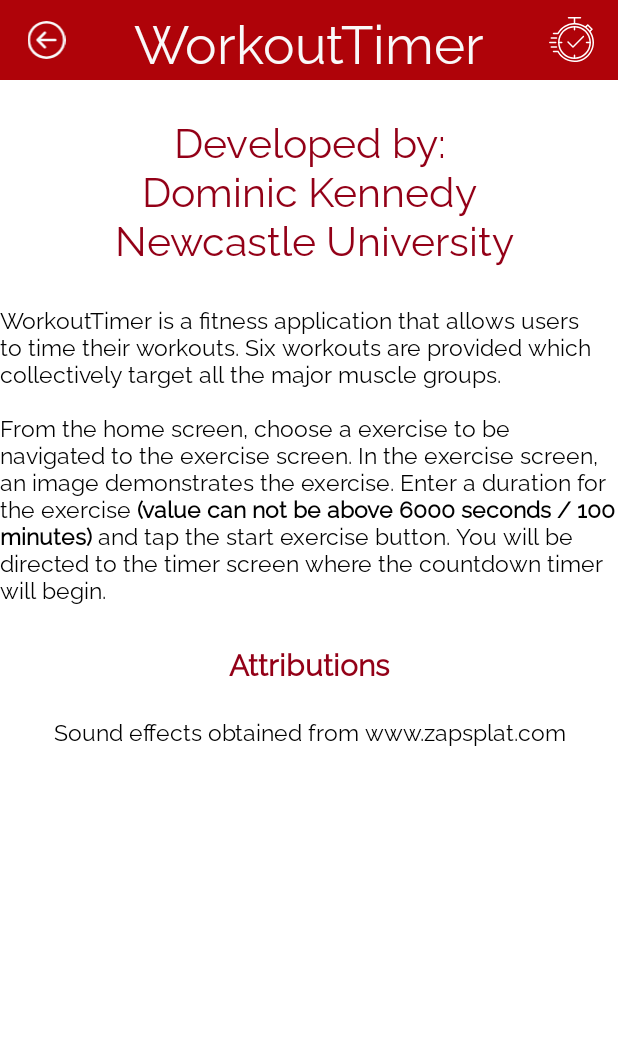
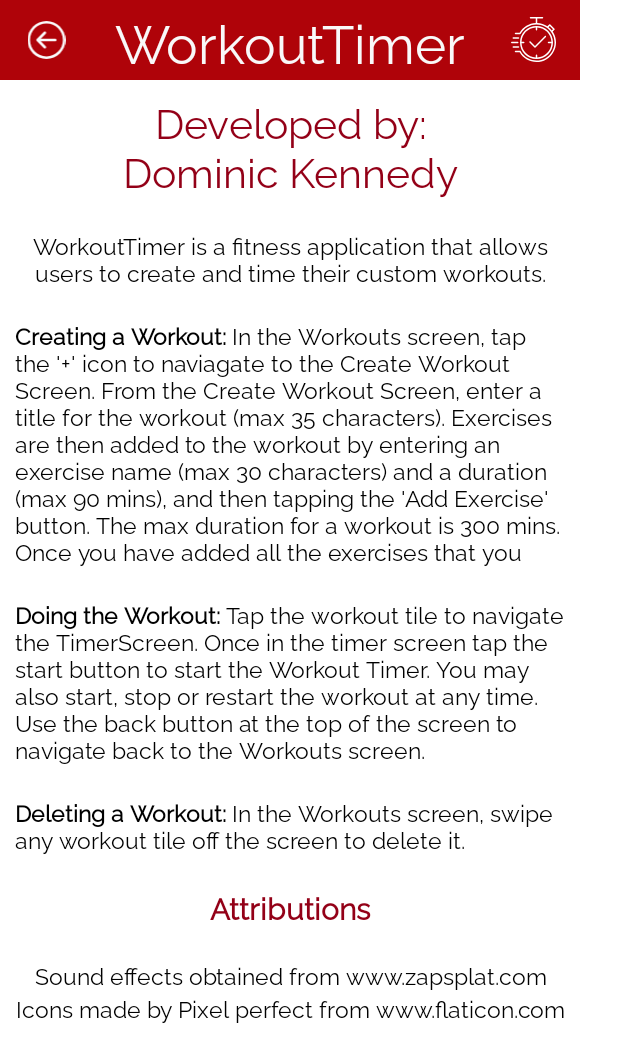
Before and after one commit to D-Kennedy98/WorkoutTimer, an Android app: the InformationActivity screen opened directly, with no data from a screen before it, on a phone screen of 412 x 824 dp. Shown: the top 1062 px of the screen. Run offline under Robolectric (Android 15) with nearby library versions, the phone set to English and light mode, and no system bars.

Commit message:
UI complete.

```diff
--- a/app/src/main/java/com/dk/workouttimer/activities/CreateWorkoutActivity.java
+++ b/app/src/main/java/com/dk/workouttimer/activities/CreateWorkoutActivity.java
@@ -106,12 +106,11 @@
      * Set up UI views.
      */
     private void setUpViews() {
-        mWorkoutTitleInput = findViewById(R.id.workout_title_input);
-        mNameInput = findViewById(R.id.name_input);
         mExercisesCountTxt = findViewById(R.id.exercises_count_txt);
         mDurationCountTxt = findViewById(R.id.duration_count_txt);
         mDurationInputTxt = findViewById(R.id.duration_input_txt);
-
+        mNameInput = findViewById(R.id.name_input);
+        mWorkoutTitleInput = findViewById(R.id.workout_title_input);
     }
 
     /**
--- a/app/src/main/res/drawable/black_border_vertical.xml
+++ b/app/src/main/res/drawable/grey_border_vertical.xml
@@ -2,7 +2,7 @@
 <layer-list xmlns:android="http://schemas.android.com/apk/res/android">
     <item android:left="-3dp" android:right="-3dp">
         <shape android:shape="rectangle">
-            <stroke android:width="1.5dp" android:color="@color/black" />
+            <stroke android:width="1dp" android:color="@color/grey" />
         </shape>
     </item>
 </layer-list>
--- a/app/src/main/res/layout/activity_information.xml
+++ b/app/src/main/res/layout/activity_information.xml
@@ -6,19 +6,16 @@
     android:fillViewport="true"
     android:orientation="vertical">
 
-    <androidx.constraintlayout.widget.ConstraintLayout
-        android:id="@+id/constraint_layout"
-        android:layout_width="match_parent"
-        android:layout_height="wrap_content">
+    <LinearLayout
+        android:layout_width="wrap_content"
+        android:layout_height="wrap_content"
+        android:orientation="vertical">
 
         <RelativeLayout
             android:id="@+id/header"
             android:layout_width="match_parent"
             android:layout_height="53dp"
-            android:background="@color/colorPrimary"
-            app:layout_constraintEnd_toEndOf="parent"
-            app:layout_constraintStart_toStartOf="parent"
-            app:layout_constraintTop_toTopOf="parent">
+            android:background="@color/colorPrimary">
 
             <ImageView
                 android:id="@+id/back_btn"
@@ -55,10 +52,9 @@
             android:id="@+id/info_dk"
             android:layout_width="match_parent"
             android:layout_height="wrap_content"
-            android:layout_alignParentBottom="true"
-            android:layout_marginTop="20dp"
+            android:layout_marginTop="7dp"
             android:gravity="center"
-            android:lines="3"
+            android:lines="2"
             android:text="@string/dk_info"
             android:textColor="@color/colorPrimaryDark"
             android:textSize="27sp"
@@ -67,60 +63,79 @@
             app:layout_constraintTop_toBottomOf="@+id/header" />
 
         <TextView
-            android:id="@+id/user_manual"
+            android:id="@+id/user_manual_txt"
             android:layout_width="match_parent"
             android:layout_height="wrap_content"
-            android:layout_marginTop="24dp"
-            android:text="@string/user_manual"
+            android:layout_marginTop="20dp"
+            android:paddingHorizontal="10dp"
+            android:text="@string/intro_info"
+            android:textAlignment="center"
             android:textColor="@color/black"
-            android:textSize="15sp"
-            app:layout_constraintEnd_toEndOf="parent"
-            app:layout_constraintTop_toBottomOf="@+id/info_dk" />
+            android:textSize="15sp" />
+
+        <TextView
+            android:id="@+id/creating_workout_txt"
+            android:layout_width="match_parent"
+            android:layout_height="wrap_content"
+            android:layout_marginTop="20dp"
+            android:paddingHorizontal="10dp"
+            android:text="@string/creating_workout"
+            android:textColor="@color/black"
+            android:textSize="15sp" />
+
+        <TextView
+            android:id="@+id/doing_workout_txt"
+            android:layout_width="match_parent"
+            android:layout_height="wrap_content"
+            android:layout_marginTop="20dp"
+            android:paddingHorizontal="10dp"
+            android:text="@string/doing_workout"
+            android:textColor="@color/black"
+            android:textSize="15sp" />
+
+        <TextView
+            android:id="@+id/deleting_workout_txt"
+            android:layout_width="match_parent"
+            android:layout_height="wrap_content"
+            android:layout_marginTop="20dp"
+            android:paddingHorizontal="10dp"
+            android:text="@string/deleting_workout"
+            android:textColor="@color/black"
+            android:textSize="15sp" />
 
         <TextView
             android:id="@+id/attributions_title"
             android:layout_width="match_parent"
             android:layout_height="wrap_content"
-            android:layout_marginTop="24dp"
+            android:layout_marginTop="20dp"
+            android:paddingHorizontal="10dp"
             android:text="@string/info_attributions"
             android:textAlignment="center"
             android:textColor="@color/colorPrimaryDark"
             android:textSize="20sp"
-            android:textStyle="bold"
-            app:layout_constraintEnd_toEndOf="parent"
-            app:layout_constraintHorizontal_bias="0.0"
-            app:layout_constraintStart_toStartOf="parent"
-            app:layout_constraintTop_toBottomOf="@+id/user_manual" />
+            android:textStyle="bold" />
 
         <TextView
             android:id="@+id/zapsplat_source"
             android:layout_width="match_parent"
             android:layout_height="wrap_content"
             android:layout_marginTop="20dp"
+            android:paddingHorizontal="10dp"
             android:text="@string/zapsplat_sound"
             android:textAlignment="center"
             android:textColor="@color/black"
-            android:textSize="15sp"
-            app:layout_constraintEnd_toEndOf="parent"
-            app:layout_constraintHorizontal_bias="0.0"
-            app:layout_constraintStart_toStartOf="parent"
-            app:layout_constraintTop_toBottomOf="@+id/attributions_title" />
+            android:textSize="15sp" />
 
-<!--        <TextView-->
-<!--            android:id="@+id/fav_icons"-->
-<!--            android:layout_width="wrap_content"-->
-<!--            android:layout_height="wrap_content"-->
-<!--            android:layout_marginStart="74dp"-->
-<!--            android:layout_marginEnd="73dp"-->
-<!--            android:text="@string/info_icons"-->
-<!--            android:textAlignment="center"-->
-<!--            android:textColor="@color/black"-->
-<!--            android:textSize="15sp"-->
-<!--            app:layout_constraintEnd_toEndOf="parent"-->
-<!--            app:layout_constraintHorizontal_bias="0.505"-->
-<!--            app:layout_constraintStart_toStartOf="parent"-->
-<!--            app:layout_constraintTop_toBottomOf="@+id/zapsplat_source" />-->
-
-    </androidx.constraintlayout.widget.ConstraintLayout>
+        <TextView
+            android:id="@+id/fav_icons"
+            android:layout_width="wrap_content"
+            android:layout_height="wrap_content"
+            android:layout_marginBottom="10dp"
+            android:paddingHorizontal="10dp"
+            android:text="@string/info_icons"
+            android:textAlignment="center"
+            android:textColor="@color/black"
+            android:textSize="15sp" />
+    </LinearLayout>
 
 </ScrollView>
--- a/app/src/main/res/values/colors.xml
+++ b/app/src/main/res/values/colors.xml
@@ -5,6 +5,7 @@
     <color name="colorPrimaryDark">#930017</color>
     <color name="colorAccent">#090909</color>
     <color name="black">#000000</color>
+    <color name="grey">#595959</color>
     <color name="snow">#F9F9F9</color>
 
 </resources>
--- a/app/src/main/res/values/strings.xml
+++ b/app/src/main/res/values/strings.xml
@@ -29,16 +29,24 @@
 
 
     <!-- App Information -->
-    <string name="dk_info">Developed by:\nDominic Kennedy\n
-        Newcastle University</string>
-    <string name="user_manual">WorkoutTimer is a fitness application that allows users to time their workouts.
-        Six workouts are provided which collectively target all the major muscle groups.\n\nFrom the home screen, choose a exercise to be navigated to the exercise screen.
-        In the exercise screen, an image demonstrates the exercise.
-        Enter a duration for the exercise <b>(value can not be above 6000 seconds / 100 minutes)</b> and tap the start exercise button.
-        You will be directed to the timer screen where the countdown timer will begin.</string>
+    <string name="dk_info">Developed by:\nDominic Kennedy</string>
+    <string name="intro_info">WorkoutTimer is a fitness application that allows users to create and time their custom workouts.
+    </string>
+    <string name="creating_workout"><b>Creating a Workout: </b>In the Workouts screen,  tap the \'+\' icon to naviagate to the Create Workout Screen.
+        From the Create Workout Screen, enter a title for the workout (max 35 characters). Exercises are then added to the
+        workout by entering an exercise name (max 30 characters) and a duration (max 90 mins),
+        and then tapping the \'Add Exercise\' button. The max duration for a workout is 300 mins.
+        Once you have added all the exercises that you require, tap the save icon.
+    </string>
+    <string name="doing_workout"><b>Doing the Workout: </b>Tap the workout tile to navigate the TimerScreen. Once in the timer screen
+        tap the start button to start the Workout Timer. You may also start, stop or restart the workout at any time.
+        Use the back button at the top of the screen to navigate back to the Workouts screen.
+    </string>
+    <string name="deleting_workout"><b>Deleting a Workout: </b>In the Workouts screen, swipe any workout tile off the screen to delete it.
+    </string>
     <string name="info_attributions">Attributions</string>
     <string name="zapsplat_sound">Sound effects obtained from www.zapsplat.com</string>
-<!--    <string name="info_icons">Icons made by Pixel perfect from www.flaticon.com</string>-->
+    <string name="info_icons">Icons made by Pixel perfect from www.flaticon.com</string>
 
     <!-- Error check duration edit text -->
     <string name="value_too_high">Duration can\'t be above 6000s (100mins)</string>
```
Also changed, not shown: app/src/main/res/layout/activity_create_workout.xml (+7 -9 lines), app/src/main/res/layout/activity_timer.xml (+28 -53 lines), app/src/main/res/layout/test.xml (added, +7 -0 lines).
